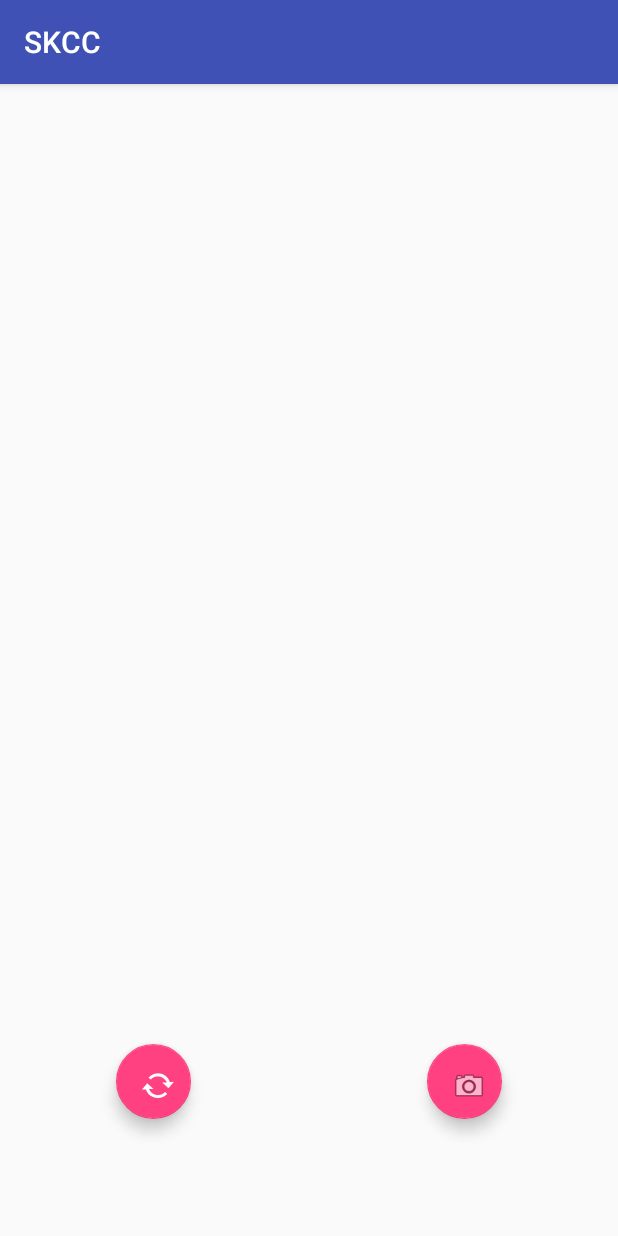
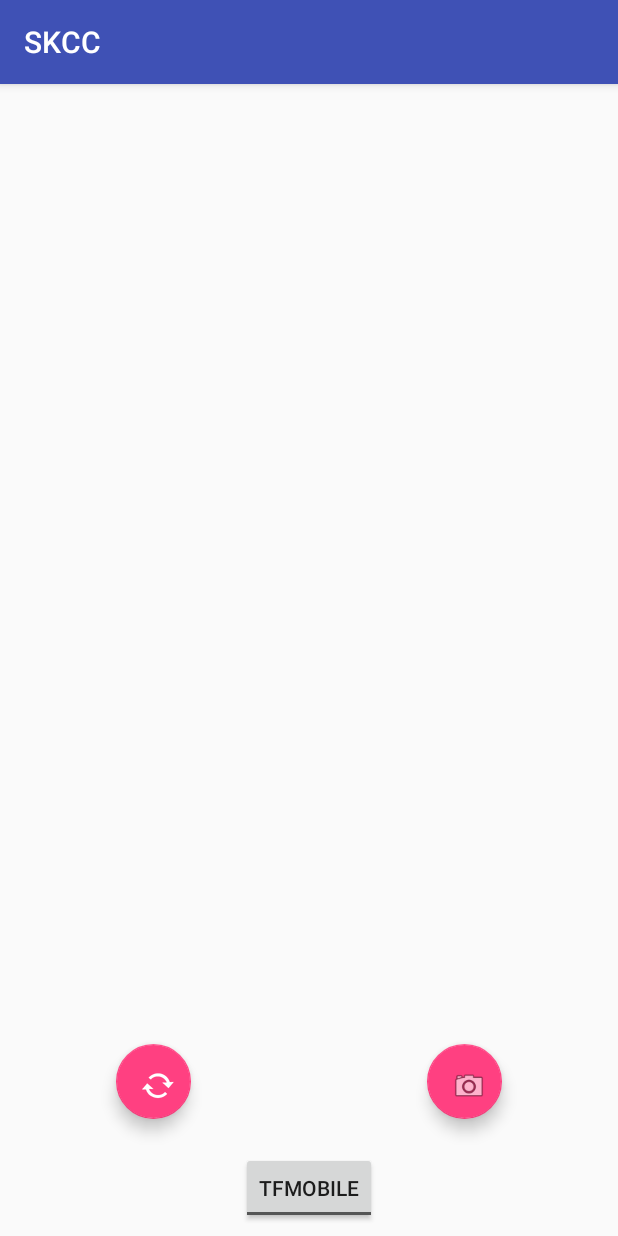
Before and after one commit to juanluisrto/skcc-bachelor-thesis, an Android app: the screen it shows after launch (MainActivity), on a phone screen of 412 x 824 dp. Run offline under Robolectric (Android 15) with nearby library versions, the light colour scheme and no system bars; libraries missing offline, so code that uses them is left out: co.ceryle.fitgridview, org.tensorflow.contrib, org.tensorflow.lite; plain views replace FitGridView; 4 statements that could not run were skipped.

Commit message:
Both tfmobile and tflite models working. Refactored some classes

```diff
--- a/android-app/app/src/main/java/com/slagkryssaren/skcc/android/Adapter.java
+++ b/android-app/app/src/main/java/com/slagkryssaren/skcc/android/Adapter.java
@@ -19,11 +19,10 @@ class Adapter extends FitGridAdapter {
             R.drawable.img_5, R.drawable.img_6, R.drawable.img_7, R.drawable.img_8,
             R.drawable.img_9, R.drawable.img_10, R.drawable.img_11, R.drawable.img_12};
 
-    private SkccModel model;
+    public Model model;
 
-    Adapter(Context context, SkccModel model) {
+    Adapter(Context context) {
         super(context, R.layout.grid_item_iv);
-        this.model = model;
     }
 
     @Override
@@ -35,10 +34,11 @@ class Adapter extends FitGridAdapter {
             @Override
             public void onClick(View view) {
                 Bitmap input = BitmapFactory.decodeResource(view.getContext().getResources(), drawables[position]);
-                input = Bitmap.createScaledBitmap(input, SkccModel.DIM_IMG_SIZE_IN_X, SkccModel.DIM_IMG_SIZE_IN_Y, false);
+                input = Bitmap.createScaledBitmap(input, Model.DIM_IMG_SIZE_IN_X, Model.DIM_IMG_SIZE_IN_Y, false);
                 Bitmap output = model.predictImage(input);
                 imageView.setImageBitmap(output);
             }
         });
     }
+
 }
--- a/android-app/app/src/main/java/com/slagkryssaren/skcc/android/MainActivity.java
+++ b/android-app/app/src/main/java/com/slagkryssaren/skcc/android/MainActivity.java
@@ -9,6 +9,9 @@ import android.support.v4.content.FileProvider;
 import android.support.v7.app.AppCompatActivity;
 import android.text.format.DateFormat;
 import android.util.Log;
+import android.view.View;
+import android.widget.CompoundButton;
+import android.widget.ToggleButton;
 
 import java.io.File;
 import java.io.IOException;
@@ -20,10 +23,13 @@ public class MainActivity extends AppCompatActivity {
 
     private static final String TAG = MainActivity.class.getSimpleName();
     static final int REQUEST_TAKE_PHOTO = 1;
+    ToggleButton toggle;
 
     //Create model class
-    public SkccModel model;
-
+    public TfLiteModel tfLiteModel;
+    public TfMobileModel tfMobileModel;
+    public Adapter adapter;
+    public FitGridView gridView;
 
     @Override
     protected void onCreate(Bundle savedInstanceState) {
@@ -31,14 +37,35 @@ public class MainActivity extends AppCompatActivity {
         setContentView(R.layout.activity_main);
 
         try {
-            model = new SkccModel(this);
-            FitGridView gridView = (FitGridView) findViewById(R.id.gridView);
-            gridView.setFitGridAdapter(new Adapter(this, model));
+            tfLiteModel = new TfLiteModel(this);
+            tfMobileModel = new TfMobileModel(this);
+            gridView = (FitGridView) findViewById(R.id.gridView);
+            adapter = new Adapter(this);
+            adapter.model = tfMobileModel;
+            gridView.setFitGridAdapter(adapter);
         } catch (IOException e) {
             Log.w(TAG, e);
         }
+
+        toggle = (ToggleButton) findViewById(R.id.toggleButton);
+        toggle.setChecked(false);
+        toggle.setOnCheckedChangeListener(new CompoundButton.OnCheckedChangeListener() {
+            public void onCheckedChanged(CompoundButton buttonView, boolean isChecked) {
+                if (isChecked) {
+                    // The toggle is enabled
+                    adapter.model = tfLiteModel;
+                } else {
+                    // The toggle is disabled
+                    adapter.model = tfMobileModel;
+                }
+            }
+        });
     }
 
+    public void rebindGridView(View v) {
+        gridView.setFitGridAdapter(adapter);
+        gridView.update();
+    }
 
     //Makes the intent which calls the camera to make the photo.
     private void dispatchTakePictureIntent() {
--- a/android-app/app/src/main/java/com/slagkryssaren/skcc/android/ImageTransform.java
+++ b/android-app/app/src/main/java/com/slagkryssaren/skcc/android/Model.java
@@ -11,7 +11,7 @@ import android.widget.Toast;
  * Created by juanl on 02/02/2018.
  */
 
-public class ImageTransform {
+public abstract class Model {
 
     /**
      * Tag for the {@link Log}.
@@ -31,7 +31,7 @@ public class ImageTransform {
     private int[] intValues = new int[DIM_IMG_SIZE_IN_X * DIM_IMG_SIZE_IN_Y];
 
 
-    private Context context;
+    public Context context;
     protected float[][][][] imgData = new float[DIM_BATCH_SIZE][DIM_IMG_SIZE_IN_X][DIM_IMG_SIZE_IN_Y][DIM_PIXEL_SIZE];
     protected float[][][][] outputData = new float[DIM_BATCH_SIZE][DIM_IMG_SIZE_OUT_X][DIM_IMG_SIZE_OUT_Y][DIM_PIXEL_SIZE];
 
@@ -99,7 +99,7 @@ public class ImageTransform {
         return bitmap;
     }
 
-
+    public abstract Bitmap predictImage(Bitmap bitmap);
 
 
 }
--- a/android-app/app/src/main/java/com/slagkryssaren/skcc/android/SkccModel.java
+++ b/android-app/app/src/main/java/com/slagkryssaren/skcc/android/TfLiteModel.java
@@ -4,7 +4,6 @@ import android.app.Activity;
 import android.content.Context;
 import android.content.res.AssetFileDescriptor;
 import android.graphics.Bitmap;
-import android.graphics.Color;
 import android.os.SystemClock;
 import android.util.Log;
 import android.widget.Toast;
@@ -15,18 +14,16 @@ import java.io.FileInputStream;
 import java.io.IOException;
 import java.nio.MappedByteBuffer;
 import java.nio.channels.FileChannel;
-import org.tensorflow.contrib.android.TensorFlowInferenceInterface;
 
 /**
  * Created by juanl on 12/12/2017.
  */
 
-public class SkccModel {
+public class TfLiteModel extends Model {
 
     /**
      * Tag for the {@link Log}.
      */
-    private static final String TAG = "Skcc_model:";
     /**
      * Name of the model file stored in Assets.
      */
@@ -37,34 +34,31 @@ public class SkccModel {
      */
     private Interpreter tflite;
 
-    private ImageTransform it = new ImageTransform();
 
-    private Context context;
-
-    public SkccModel(Activity activity) throws IOException {
+    public TfLiteModel(Activity activity) throws IOException {
         context = activity.getApplicationContext();
         tflite = new Interpreter(loadModelFile(activity));
 
     }
 
 
-
-    Bitmap predictImage(Bitmap bitmap) {
+    @Override
+    public Bitmap predictImage(Bitmap bitmap) {
         if (tflite == null) {
             Log.e(TAG, "The model has not been initialized; Skipped.");
             return null;
         }
-        it.convertBitmapToFloatArray(bitmap);
+        convertBitmapToFloatArray(bitmap);
 
         long startTime = SystemClock.uptimeMillis();
-        tflite.run(it.imgData, it.outputData);
+        tflite.run(imgData, outputData);
         long endTime = SystemClock.uptimeMillis();
 
         Log.d(TAG, "Timecost to run model inference: " + Long.toString(endTime - startTime));
         String textToShow = Long.toString(endTime - startTime) + "ms";
         Toast.makeText(context, textToShow, Toast.LENGTH_SHORT).show();
 
-        Bitmap outputImage = it.convertFloatArrayToBitmap(it.outputData);
+        Bitmap outputImage = convertFloatArrayToBitmap(outputData);
 
         return outputImage;
     }
--- a/android-app/app/src/main/res/layout/activity_main.xml
+++ b/android-app/app/src/main/res/layout/activity_main.xml
@@ -7,7 +7,8 @@
     tools:context="com.slagkryssaren.skcc.android.MainActivity">
 
     <android.support.design.widget.FloatingActionButton
-        android:id="@+id/floatingActionButton3"
+        android:id="@+id/rebind"
+        android:onClick="rebindGridView"
         android:layout_width="50dp"
         android:layout_height="50dp"
         android:layout_marginBottom="8dp"
@@ -42,6 +43,23 @@
         app:layout_constraintVertical_bias="0.9"
         app:srcCompat="@android:drawable/ic_menu_camera" />
 
+    <ToggleButton
+        android:id="@+id/toggleButton"
+        android:layout_width="wrap_content"
+        android:layout_height="wrap_content"
+        android:layout_marginBottom="8dp"
+        android:layout_marginEnd="8dp"
+        android:layout_marginStart="8dp"
+        android:layout_marginTop="8dp"
+        android:text="ToggleButton"
+        android:textOff="Tfmobile"
+        android:textOn="Tflite"
+        app:layout_constraintBottom_toBottomOf="parent"
+        app:layout_constraintEnd_toEndOf="parent"
+        app:layout_constraintStart_toStartOf="parent"
+        app:layout_constraintTop_toBottomOf="@+id/gridView"
+        app:layout_constraintVertical_bias="1.0" />
+
     <co.ceryle.fitgridview.FitGridView
         android:id="@+id/gridView"
         android:layout_width="match_parent"
```
Also changed, not shown: android-app/app/src/main/java/com/slagkryssaren/skcc/android/TfMobileModel.java (+44 -24 lines), 1 other file.
